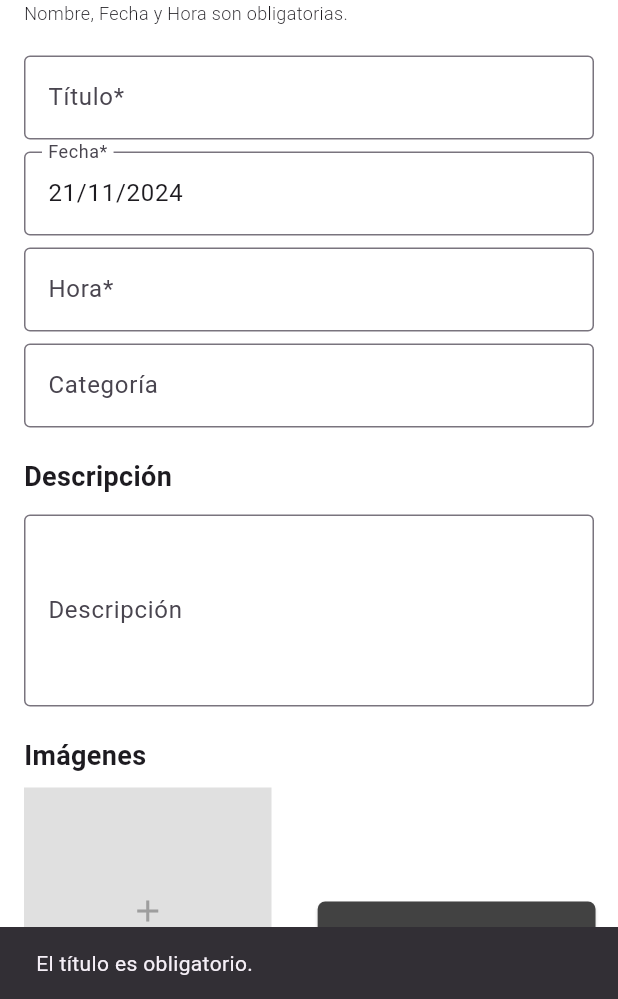
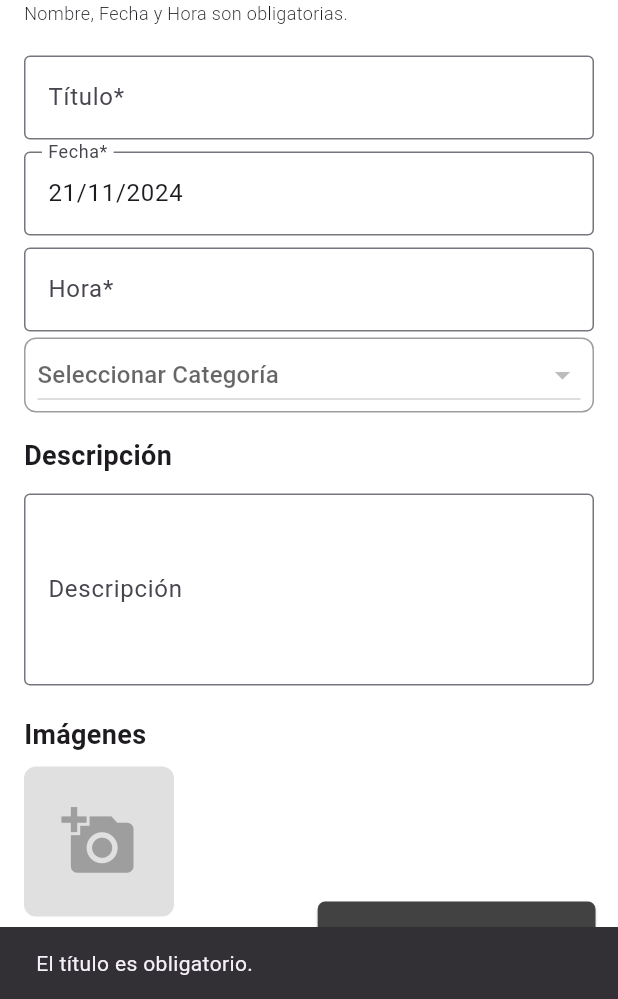
Before and after one commit to judapr/git-Repo-BitacoreQalpha0, a Flutter app: the AddActivity screen opened directly, after a tap on "Guardar Actividad", on a phone screen of 412 x 824 dp, the part 237-1236 px from its top. Run offline on Flutter 3.47's test engine with Material 3 defaults, Android fonts, the phone set to English and light mode, and no system bars; our stand-ins replace cloud_firestore, firebase_auth, firebase_core; accounts and stored records are empty.

Commit message:
guardar actividad ya muestra una lista de actividades y guarda su ID

```diff
--- a/lib/AddActivity.dart
+++ b/lib/AddActivity.dart
@@ -3,17 +3,53 @@ import 'package:flutter/material.dart';
 import 'package:cloud_firestore/cloud_firestore.dart';
 import 'package:firebase_auth/firebase_auth.dart';
 
-class AddActivity extends StatelessWidget {
+class AddActivity extends StatefulWidget {
+  const AddActivity({super.key});
+
+  @override
+  _AddActivityState createState() => _AddActivityState();
+}
+
+class _AddActivityState extends State<AddActivity> {
   final TextEditingController titleController = TextEditingController();
   final TextEditingController categoryController = TextEditingController();
   final TextEditingController descriptionController = TextEditingController();
   final TextEditingController notesController = TextEditingController();
   final TextEditingController timeController = TextEditingController();
-  //final TextEditingController durationController = TextEditingController();
 
   DateTime selectedDate = DateTime.now();
+  String?
+      selectedCategoryId; // Para almacenar el ID de la categoría seleccionada
+  List<Map<String, dynamic>> categories = []; // Para almacenar las categorías
+  bool isLoading =
+      true; // Para mostrar un cargador mientras obtenemos las categorías
 
-  AddActivity({super.key});
+  @override
+  void initState() {
+    super.initState();
+    _loadCategories(); // Llamar a esta función para cargar las categorías
+  }
+
+  // Cargar categorías desde Firestore
+  void _loadCategories() async {
+    try {
+      QuerySnapshot snapshot =
+          await FirebaseFirestore.instance.collection("categories").get();
+
+      setState(() {
+        categories = snapshot.docs
+            .map((doc) => {
+                  "id": doc.id, // Guardamos el ID de la categoría
+                  "name": doc["name"], // Guardamos el nombre de la categoría
+                })
+            .toList();
+        isLoading =
+            false; // Deja de mostrar el cargador cuando se termine de cargar
+      });
+    } catch (e) {
+      _showErrorSnackBar(context, 'Error al cargar las categorías: $e');
+    }
+  }
 
   @override
   Widget build(BuildContext context) {
@@ -55,8 +91,7 @@ class AddActivity extends StatelessWidget {
                     _buildTextField("Título*", titleController),
                     _buildDatePicker(context),
                     _buildTimePicker(context),
-                    //_buildTextField("Duración", durationController),
-                    _buildTextField("Categoría", categoryController),
+                    _buildCategoryDropdown(), // Agregar el Dropdown para la categoría
                     const SizedBox(height: 16),
                     const Text(
                       "Descripción",
@@ -96,7 +131,6 @@ class AddActivity extends StatelessWidget {
             Padding(
               padding:
                   const EdgeInsets.all(15.0), // Espacio alrededor del botón
-
               child: Align(
                 alignment: Alignment.bottomRight,
                 child: Row(
@@ -109,9 +143,7 @@ class AddActivity extends StatelessWidget {
                       label: const Text("Guardar Actividad"),
                       icon: const Icon(Icons.save),
                       style: ElevatedButton.styleFrom(
-                        textStyle: const TextStyle(
-                          fontSize: 14,
-                        ),
+                        textStyle: const TextStyle(fontSize: 14),
                         padding: const EdgeInsets.symmetric(
                             vertical: 16, horizontal: 24),
                         foregroundColor: Colors.white,
@@ -129,6 +161,38 @@ class AddActivity extends StatelessWidget {
         ));
   }
 
+  // Widget para mostrar el Dropdown de categorías
+  Widget _buildCategoryDropdown() {
+    return isLoading
+        ? const Center(child: CircularProgressIndicator())
+        : Container(
+            decoration: BoxDecoration(
+              borderRadius: BorderRadius.circular(8.0),
+              border: Border.all(color: Colors.grey),
+            ),
+            child: Padding(
+              padding: const EdgeInsets.symmetric(horizontal: 8.0),
+              child: DropdownButton<String>(
+                isExpanded: true,
+                hint: const Text("Seleccionar Categoría"),
+                value: selectedCategoryId, // Usamos el ID de la categoría aquí
+                onChanged: (String? newValue) {
+                  setState(() {
+                    selectedCategoryId = newValue; // Guardamos el ID
+                  });
+                },
+                items: categories.map<DropdownMenuItem<String>>((category) {
+                  return DropdownMenuItem<String>(
+                    value: category["id"], // Usamos el ID de la categoría
+                    child: Text(category["name"]), // Mostramos el nombre
+                  );
+                }).toList(),
+              ),
+            ),
+          );
+  }
+
+  // Widget de campo de texto
   Widget _buildTextField(String label, TextEditingController controller,
       {int maxLines = 1}) {
     return Padding(
@@ -144,6 +208,7 @@ class AddActivity extends StatelessWidget {
     );
   }
 
+  // Método para seleccionar la fecha
   Widget _buildDatePicker(BuildContext context) {
     return GestureDetector(
       onTap: () {
@@ -168,10 +233,13 @@ class AddActivity extends StatelessWidget {
     );
 
     if (pickedDate != null && pickedDate != selectedDate) {
-      selectedDate = pickedDate;
+      setState(() {
+        selectedDate = pickedDate;
+      });
     }
   }
 
+  // Método para seleccionar la hora
   Widget _buildTimePicker(BuildContext context) {
     return GestureDetector(
       onTap: () {
@@ -190,12 +258,14 @@ class AddActivity extends StatelessWidget {
     );
 
     if (pickedTime != null) {
-      // Formato de hora
       String formattedTime = pickedTime.format(context);
-      timeController.text = formattedTime;
+      setState(() {
+        timeController.text = formattedTime;
+      });
     }
   }
 
+  // Guardar la actividad en Firestore
   void _saveActivity(BuildContext context) async {
     // Validar campos obligatorios
     if (titleController.text.isEmpty) {
@@ -205,6 +275,11 @@ class AddActivity extends StatelessWidget {
 
     if (timeController.text.isEmpty) {
       _showErrorSnackBar(context, 'La hora es obligatoria.');
+      return;
+    }
+
+    if (selectedCategoryId == null) {
+      _showErrorSnackBar(context, 'La categoría es obligatoria.');
       return;
     }
 
@@ -225,90 +300,61 @@ class AddActivity extends StatelessWidget {
         timeOfDay = timeOfDay.replacing(hour: 0);
       }
 
-      String timeText =
-          "${timeOfDay.hour.toString().padLeft(2, '0')}:${timeOfDay.minute.toString().padLeft(2, '0')}";
+      DateTime finalDateTime = DateTime(
+        selectedDate.year,
+        selectedDate.month,
+        selectedDate.day,
+        timeOfDay.hour,
+        timeOfDay.minute,
+      );
 
-      // Formar el DateTime
-      String dateTimeString = "$dateText $timeText";
-      DateTime combinedDateTime = DateTime.parse(dateTimeString);
-
-      // Obtener UID del usuario actual
-      User? user = FirebaseAuth.instance.currentUser;
-      if (user == null) {
-        _showErrorSnackBar(context, 'Usuario no autenticado.');
-        return;
-      }
-
-      // Preparar datos de la actividad
-      Map<String, dynamic> activityData = {
+      // Guardar en Firestore
+      FirebaseFirestore.instance.collection("activities").add({
         "title": titleController.text,
-        "category": categoryController.text,
         "description": descriptionController.text,
         "notes": notesController.text,
-        "date_time": combinedDateTime.toIso8601String(), // Guardar como ISO8601
-        "done_by": user.uid, // UID del usuario actual
-        "created_at": FieldValue.serverTimestamp(), // Marca de tiempo
-      };
+        "category_id": selectedCategoryId,
+        "date_time": finalDateTime,
+        "created_at": FieldValue.serverTimestamp(),
+        "user_id": FirebaseAuth.instance.currentUser!.uid,
+      });
 
-      // Guardar en Firestore
-      await FirebaseFirestore.instance
-          .collection("activities")
-          .add(activityData);
+      Navigator.pop(context); // Volver a la pantalla de actividades
 
-      /*
       // Mostrar mensaje de éxito
-      ScaffoldMessenger.of(context).showSnackBar(
-        SnackBar(content: Text('Actividad guardada: ${titleController.text}')),
-      );*/
-
-      // Mostrar mensaje de éxito en un popup (Dialog)
-      showDialog(
-        context: context,
-        builder: (context) {
-          return AlertDialog(
-            title: const Text("Actividad Guardada"),
-            content: const Text("La actividad se ha guardado exitosamente."),
-            actions: <Widget>[
-              TextButton(
-                child: const Text("OK"),
-                onPressed: () {
-                  // Cerrar el popup
-                  Navigator.of(context).pop();
-
-                  // Regresar a la vista de actividades (puedes reemplazar esto con tu ruta específica)
-                  Navigator.pop(context); // Regresa a la pantalla anterior
-                },
-              ),
-            ],
-          );
-        },
-      );
-
-      // Limpiar los campos
-      titleController.clear();
-      categoryController.clear();
-      descriptionController.clear();
-      notesController.clear();
-      timeController.clear();
+      _showSuccessSnackBar(context, 'Actividad guardada con éxito.');
     } catch (e) {
       _showErrorSnackBar(context, 'Error al guardar la actividad: $e');
     }
   }
 
+  // Mostrar mensaje de error
   void _showErrorSnackBar(BuildContext context, String message) {
     ScaffoldMessenger.of(context).showSnackBar(
       SnackBar(content: Text(message)),
     );
   }
 
+  // Mostrar mensaje de éxito
+  void _showSuccessSnackBar(BuildContext context, String message) {
+    ScaffoldMessenger.of(context).showSnackBar(
+      SnackBar(content: Text(message), backgroundColor: Colors.green),
+    );
+  }
+
+  // Placeholder de imagen
   Widget _buildImagePlaceholder() {
     return Container(
-      width: 165,
-      height: 165,
-      color: Colors.grey[300],
-      child: IconButton(
-        onPressed: () {},
-        icon: const Icon(Icons.add, color: Colors.grey),
+      height: 100,
+      width: 100,
+      decoration: BoxDecoration(
+        borderRadius: BorderRadius.circular(8.0),
+        color: Colors.grey[300],
+      ),
+      child: const Icon(
+        Icons.add_a_photo,
+        size: 50,
+        color: Colors.grey,
       ),
     );
   }
```
